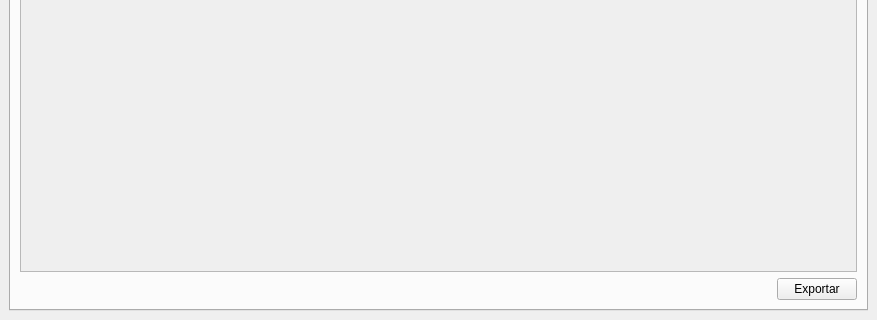
DaniloMenezesXML/GestaoEventos, file TrabalhoEventos/view/participante_ui.ui: the form before one commit; both pictures show x 0 to 877 and y 366 to 686 of the 877 by 686 pixel window.
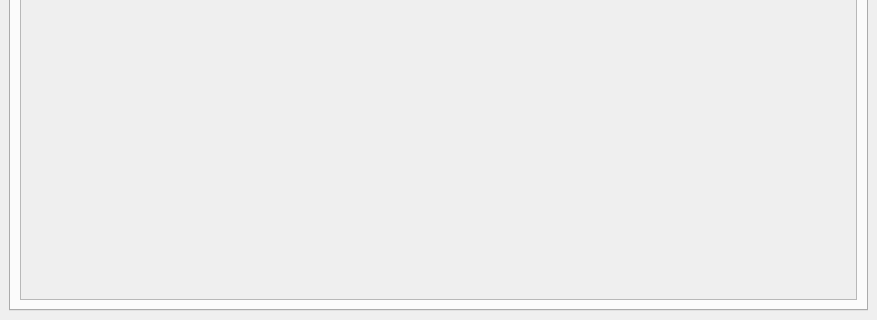
The form after the commit. The open tabs and pages were chosen to show the change. Icons and pictures are not drawn.

Diff of the .ui file:
```diff
--- a/TrabalhoEventos/view/participante_ui.ui
+++ b/TrabalhoEventos/view/participante_ui.ui
@@ -182,28 +182,7 @@
          </widget>
         </item>
         <item>
-         <layout class="QHBoxLayout" name="horizontalLayout_3">
-          <item>
-           <spacer name="horizontalSpacer_2">
-            <property name="orientation">
-             <enum>Qt::Horizontal</enum>
-            </property>
-            <property name="sizeHint" stdset="0">
-             <size>
-              <width>40</width>
-              <height>20</height>
-             </size>
-            </property>
-           </spacer>
-          </item>
-          <item>
-           <widget class="QPushButton" name="btn_exportar">
-            <property name="text">
-             <string>Exportar</string>
-            </property>
-           </widget>
-          </item>
-         </layout>
+         <layout class="QHBoxLayout" name="horizontalLayout_3"/>
         </item>
        </layout>
       </widget>
```
Left out of the diff: 2 changed lines with no effect on the pictures.
